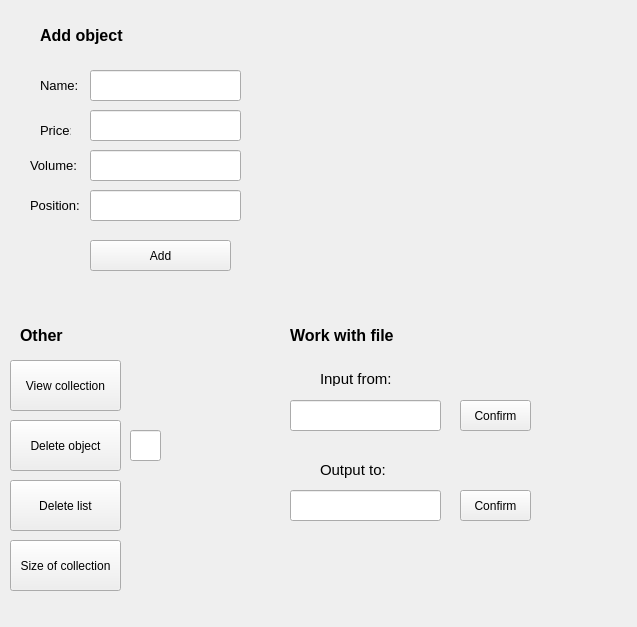
Before: the Qt Designer form object_window.ui in EverlaststingRolich/Lab1_3, drawn with Qt 5.
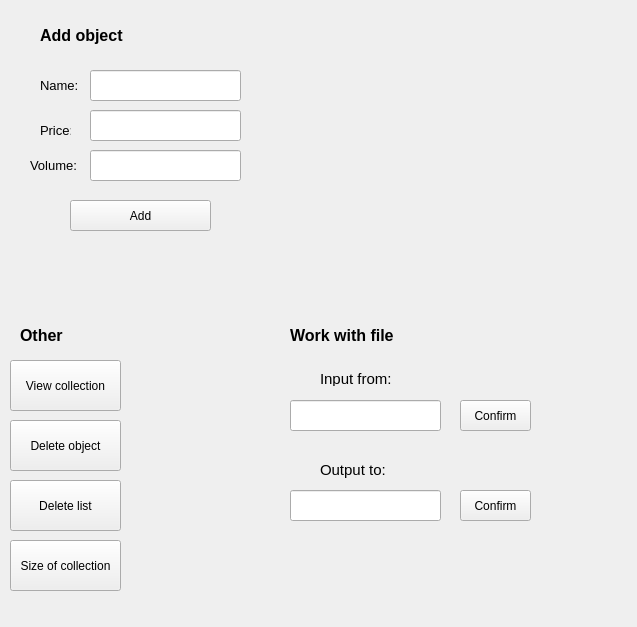
After: the same form once the commit is applied.

Diff of the .ui file:
```diff
--- a/object_window.ui
+++ b/object_window.ui
@@ -101,8 +101,8 @@
   <widget class="QPushButton" name="add">
    <property name="geometry">
     <rect>
-     <x>90</x>
-     <y>240</y>
+     <x>70</x>
+     <y>200</y>
      <width>141</width>
      <height>31</height>
     </rect>
@@ -111,32 +111,6 @@
     <string>Add</string>
    </property>
   </widget>
-  <widget class="QLineEdit" name="object_position">
-   <property name="geometry">
-    <rect>
-     <x>90</x>
-     <y>190</y>
-     <width>151</width>
-     <height>31</height>
-    </rect>
-   </property>
-   <property name="text">
-    <string/>
-   </property>
-  </widget>
-  <widget class="QLabel" name="label_5">
-   <property name="geometry">
-    <rect>
-     <x>30</x>
-     <y>190</y>
-     <width>51</width>
-     <height>31</height>
-    </rect>
-   </property>
-   <property name="text">
-    <string>&lt;html&gt;&lt;head/&gt;&lt;body&gt;&lt;p&gt;&lt;span style=&quot; font-size:10pt;&quot;&gt;Position:&lt;/span&gt;&lt;/p&gt;&lt;/body&gt;&lt;/html&gt;</string>
-   </property>
-  </widget>
   <widget class="QLabel" name="label_6">
    <property name="geometry">
     <rect>
@@ -163,19 +137,6 @@
     <string>View collection</string>
    </property>
   </widget>
-  <widget class="QLineEdit" name="object_number">
-   <property name="geometry">
-    <rect>
-     <x>130</x>
-     <y>430</y>
-     <width>31</width>
-     <height>31</height>
-    </rect>
-   </property>
-   <property name="text">
-    <string/>
-   </property>
-  </widget>
   <widget class="QPushButton" name="delete_number">
    <property name="geometry">
     <rect>
```
